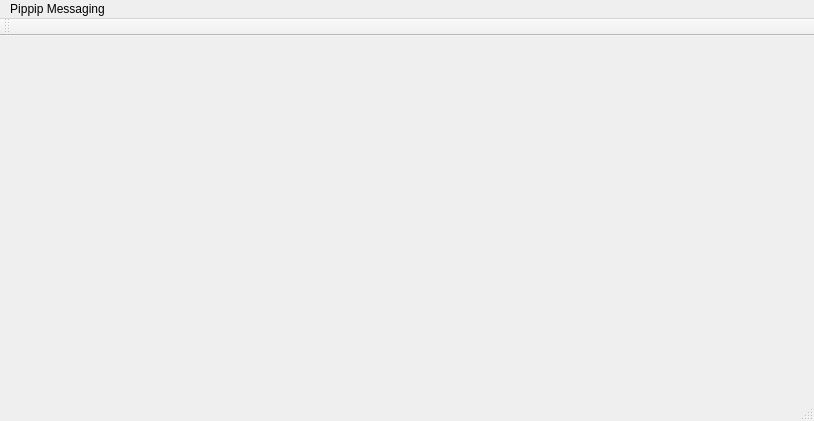
First picture: the form in mainwindow.ui, repository MohamedElfeky/PippipMessaging-qt, before the edit.
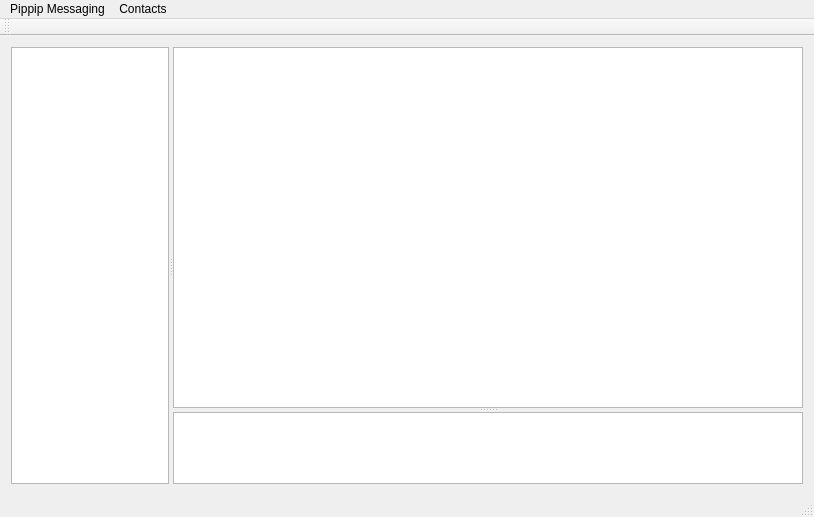
Second picture: the form after the edit. Icons and pictures are not drawn.

```diff
--- a/mainwindow.ui
+++ b/mainwindow.ui
@@ -7,9 +7,15 @@
     <x>0</x>
     <y>0</y>
     <width>814</width>
-    <height>421</height>
+    <height>517</height>
    </rect>
   </property>
+  <property name="sizePolicy">
+   <sizepolicy hsizetype="Preferred" vsizetype="Preferred">
+    <horstretch>0</horstretch>
+    <verstretch>1</verstretch>
+   </sizepolicy>
+  </property>
   <property name="windowTitle">
    <string>Pippip Messaging</string>
   </property>
@@ -17,7 +23,52 @@
    <iconset resource="pippip.qrc">
     <normaloff>:/mainwindow/images/PippipTopHatSmall.png</normaloff>:/mainwindow/images/PippipTopHatSmall.png</iconset>
   </property>
-  <widget class="QWidget" name="centralWidget"/>
+  <widget class="QWidget" name="centralWidget">
+   <layout class="QGridLayout" name="gridLayout">
+    <item row="0" column="0">
+     <widget class="QSplitter" name="hsplitter">
+      <property name="orientation">
+       <enum>Qt::Horizontal</enum>
+      </property>
+      <widget class="QListView" name="contactList">
+       <property name="sizePolicy">
+        <sizepolicy hsizetype="Expanding" vsizetype="Expanding">
+         <horstretch>1</horstretch>
+         <verstretch>0</verstretch>
+        </sizepolicy>
+       </property>
+      </widget>
+      <widget class="QSplitter" name="vsplitter">
+       <property name="sizePolicy">
+        <sizepolicy hsizetype="Expanding" vsizetype="Expanding">
+         <horstretch>4</horstretch>
+         <verstretch>0</verstretch>
+        </sizepolicy>
+       </property>
+       <property name="orientation">
+        <enum>Qt::Vertical</enum>
+       </property>
+       <widget class="QListView" name="messagesView">
+        <property name="sizePolicy">
+         <sizepolicy hsizetype="Expanding" vsizetype="Expanding">
+          <horstretch>0</horstretch>
+          <verstretch>5</verstretch>
+         </sizepolicy>
+        </property>
+       </widget>
+       <widget class="QTextEdit" name="messageEdit">
+        <property name="sizePolicy">
+         <sizepolicy hsizetype="Expanding" vsizetype="Expanding">
+          <horstretch>0</horstretch>
+          <verstretch>1</verstretch>
+         </sizepolicy>
+        </property>
+       </widget>
+      </widget>
+     </widget>
+    </item>
+   </layout>
+  </widget>
   <widget class="QMenuBar" name="menuBar">
    <property name="geometry">
     <rect>
@@ -42,7 +93,18 @@
     <addaction name="separator"/>
     <addaction name="PippipQuitAction"/>
    </widget>
+   <widget class="QMenu" name="menuContacts">
+    <property name="title">
+     <string>Contacts</string>
+    </property>
+    <addaction name="NicknamesAction"/>
+    <addaction name="separator"/>
+    <addaction name="RequestAction"/>
+    <addaction name="CancelAction"/>
+    <addaction name="DeleteAction"/>
+   </widget>
    <addaction name="menuPippip"/>
+   <addaction name="menuContacts"/>
   </widget>
   <widget class="QToolBar" name="mainToolBar">
    <attribute name="toolBarArea">
```
Left out of the diff: 26 changed lines with no effect on the pictures.
